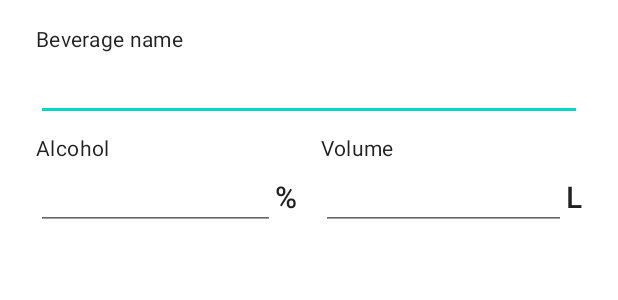
After one commit to JohnyDaDeveloper/CheersV4, an Android app: the layout dialog_new_counter.xml on its own in the app's theme, with its tools: preview values and no code run, on a phone screen of 412 x 824 dp. The commit adds this screen. Shown: the top 300 px of the screen. Run offline under Robolectric (Android 15) with nearby library versions, the phone set to English and light mode, and no system bars.

Commit message:
Add NewCounterDialog

```diff
--- a/app/src/main/java/cz/johnyapps/cheers/beveragedatabase/dao/CounterDao.kt
+++ b/app/src/main/java/cz/johnyapps/cheers/beveragedatabase/dao/CounterDao.kt
@@ -1,6 +1,7 @@
 package cz.johnyapps.cheers.beveragedatabase.dao
 
 import androidx.room.*
+import cz.johnyapps.cheers.beveragedatabase.dto.CounterAndBeverageDbEntity
 import cz.johnyapps.cheers.beveragedatabase.dto.CounterDbEntity
 import kotlinx.coroutines.flow.Flow
 
@@ -12,6 +13,7 @@ interface CounterDao {
     @Update
     fun update(counter: CounterDbEntity)
 
+    @Transaction
     @Query("SELECT * FROM counter_table WHERE id = :counterId")
-    fun get(counterId: Long): Flow<CounterDbEntity>
+    fun getWithBeverage(counterId: Long): Flow<CounterAndBeverageDbEntity>
 }
--- a/app/src/main/java/cz/johnyapps/cheers/beveragedatabase/dto/CategoryDbEntity.kt
+++ b/app/src/main/java/cz/johnyapps/cheers/beveragedatabase/dto/CategoryDbEntity.kt
@@ -8,7 +8,7 @@ import cz.johnyapps.cheers.Icon
 @Entity(tableName = "category_table")
 data class CategoryDbEntity(
     @PrimaryKey(autoGenerate = true)
-    val id: Int,
+    val id: Long,
     @ColumnInfo(name = "name")
     val name: String,
     @ColumnInfo(name = "icon")
--- a/app/src/main/java/cz/johnyapps/cheers/dto/Category.kt
+++ b/app/src/main/java/cz/johnyapps/cheers/dto/Category.kt
@@ -4,10 +4,12 @@ import cz.johnyapps.cheers.Icon
 import cz.johnyapps.cheers.beveragedatabase.dto.CategoryDbEntity
 
 data class Category(
+    val id: Long,
     val name: String,
     val icon: Icon
 ) {
     constructor(category: CategoryDbEntity): this(
+        category.id,
         category.name,
         category.icon
     )
--- /dev/null
+++ b/app/src/main/res/layout/dialog_new_counter.xml
@@ -0,0 +1,116 @@
+<?xml version="1.0" encoding="utf-8"?>
+<layout xmlns:android="http://schemas.android.com/apk/res/android"
+    xmlns:app="http://schemas.android.com/apk/res-auto">
+
+    <androidx.constraintlayout.widget.ConstraintLayout
+        android:layout_width="match_parent"
+        android:layout_height="wrap_content"
+        android:paddingStart="24dp"
+        android:paddingTop="16dp"
+        android:paddingEnd="24dp"
+        style="@style/Theme.AppCompat.Dialog">
+
+        <TextView
+            android:id="@+id/beverageNameLabel"
+            android:layout_width="match_parent"
+            android:layout_height="wrap_content"
+            android:labelFor="@id/beverageNameEditText"
+            app:layout_constraintStart_toStartOf="parent"
+            app:layout_constraintTop_toTopOf="parent"
+            app:layout_constraintEnd_toEndOf="parent"
+            app:layout_constraintBottom_toTopOf="@id/beverageNameEditText"
+            android:textAppearance="@style/TextAppearance.MaterialComponents.Body2"
+            android:text="@string/beverage_name_label" />
+
+        <EditText
+            android:id="@+id/beverageNameEditText"
+            android:layout_width="match_parent"
+            android:layout_height="wrap_content"
+            android:importantForAutofill="no"
+            android:inputType="textNoSuggestions|textCapSentences"
+            android:lines="1"
+            android:maxLines="1"
+            app:layout_constraintStart_toStartOf="parent"
+            app:layout_constraintTop_toBottomOf="@id/beverageNameLabel"
+            app:layout_constraintEnd_toEndOf="parent"
+            app:layout_constraintBottom_toTopOf="parent" />
+
+        <androidx.constraintlayout.widget.Guideline
+            android:id="@+id/guideline"
+            android:layout_width="wrap_content"
+            android:layout_height="wrap_content"
+            android:orientation="vertical"
+            app:layout_constraintGuide_percent="0.5" />
+
+        <TextView
+            android:id="@+id/alcoholLabel"
+            android:layout_width="0dp"
+            android:layout_height="wrap_content"
+            android:labelFor="@id/alcoholEditText"
+            android:layout_marginEnd="8dp"
+            android:layout_marginTop="8dp"
+            app:layout_constraintStart_toStartOf="parent"
+            app:layout_constraintTop_toBottomOf="@id/beverageNameEditText"
+            app:layout_constraintEnd_toStartOf="@id/guideline"
+            app:layout_constraintBottom_toTopOf="@id/alcoholEditText"
+            android:textAppearance="@style/TextAppearance.MaterialComponents.Body2"
+            android:text="@string/alcohol" />
+
+        <EditText
+            android:id="@+id/alcoholEditText"
+            android:layout_width="0dp"
+            android:layout_height="wrap_content"
+            android:gravity="end"
+            android:inputType="number"
+            app:layout_constraintStart_toStartOf="@id/alcoholLabel"
+            app:layout_constraintEnd_toStartOf="@id/percentLabel"
+            app:layout_constraintTop_toBottomOf="@id/alcoholLabel"
+            android:importantForAutofill="no" />
+
+        <TextView
+            android:id="@+id/percentLabel"
+            android:layout_width="wrap_content"
+            android:layout_height="wrap_content"
+            android:textAppearance="@style/TextAppearance.MaterialComponents.Headline6"
+            android:text="@string/percent"
+            app:layout_constraintStart_toEndOf="@id/alcoholEditText"
+            app:layout_constraintTop_toTopOf="@id/alcoholEditText"
+            app:layout_constraintEnd_toEndOf="@id/alcoholLabel"
+            app:layout_constraintBottom_toBottomOf="@id/alcoholEditText" />
+
+        <TextView
+            android:id="@+id/volumeLabel"
+            android:layout_width="0dp"
+            android:layout_height="wrap_content"
+            android:labelFor="@id/volumeEditText"
+            android:layout_marginStart="8dp"
+            app:layout_constraintStart_toEndOf="@id/guideline"
+            app:layout_constraintTop_toTopOf="@id/alcoholLabel"
+            app:layout_constraintEnd_toEndOf="parent"
+            app:layout_constraintBottom_toTopOf="@id/volumeEditText"
+            android:textAppearance="@style/TextAppearance.MaterialComponents.Body2"
+            android:text="@string/volume" />
+
+        <EditText
+            android:id="@+id/volumeEditText"
+            android:layout_width="0dp"
+            android:layout_height="wrap_content"
+            android:gravity="end"
+            android:inputType="number"
+            app:layout_constraintStart_toStartOf="@id/volumeLabel"
+            app:layout_constraintEnd_toStartOf="@id/litersLabel"
+            app:layout_constraintTop_toBottomOf="@id/volumeLabel"
+            android:importantForAutofill="no" />
+
+        <TextView
+            android:id="@+id/litersLabel"
+            android:layout_width="wrap_content"
+            android:layout_height="wrap_content"
+            android:textAppearance="@style/TextAppearance.MaterialComponents.Headline6"
+            android:text="@string/liter"
+            app:layout_constraintStart_toEndOf="@id/volumeEditText"
+            app:layout_constraintTop_toTopOf="@id/volumeEditText"
+            app:layout_constraintEnd_toEndOf="@id/volumeLabel"
+            app:layout_constraintBottom_toBottomOf="@id/volumeEditText" />
+    </androidx.constraintlayout.widget.ConstraintLayout>
+</layout>
--- a/app/src/main/res/values/strings.xml
+++ b/app/src/main/res/values/strings.xml
@@ -4,4 +4,20 @@
     <string name="plus">+</string>
     <string name="minus">-</string>
     <string name="zero">0</string>
+    <string name="liter">L</string>
+    <string name="percent">%</string>
+
+    <string name="create">Create</string>
+    <string name="cancel">Cancel</string>
+
+
+    <string name="beverage_name_label">Beverage name</string>
+    <string name="alcohol">Alcohol</string>
+    <string name="volume">Volume</string>
+
+    <string name="dialog_new_counter_title">New counter</string>
+    <string name="dialog_new_counter_empty_name">Name must be at least 1 character long</string>
+    <string name="dialog_new_counter_volume_zero">Volume must be larger than 0</string>
+    <string name="dialog_new_counter_alcohol_zero">Alcohol must be at least 0</string>
+    <string name="dialog_new_counter_general_error">Something went wrong while creating new counter</string>
 </resources>
```
Also changed, not shown: app/src/main/java/cz/johnyapps/cheers/MainActivity.kt (+7 -1 lines), app/src/main/java/cz/johnyapps/cheers/beveragedatabase/BeverageDatabase.kt (+8 -1 lines), app/src/main/java/cz/johnyapps/cheers/beveragedatabase/dao/BeverageDao.kt (added, +12 -0 lines), app/src/main/java/cz/johnyapps/cheers/beveragedatabase/dto/BeverageDbEntity.kt (added, +38 -0 lines), app/src/main/java/cz/johnyapps/cheers/beveragedatabase/dto/CounterAndBeverageDbEntity.kt (added, +26 -0 lines), app/src/main/java/cz/johnyapps/cheers/beveragedatabase/dto/CounterDbEntity.kt (+6 -13 lines), app/src/main/java/cz/johnyapps/cheers/beveragerepository/BeverageRepository.kt (+4 -4 lines), app/src/main/java/cz/johnyapps/cheers/beveragerepository/ProductionBeverageRepository.kt (+8 -1 lines), app/src/main/java/cz/johnyapps/cheers/category/CategoryFragment.kt (+16 -0 lines), app/src/main/java/cz/johnyapps/cheers/category/CategoryViewModel.kt (+13 -13 lines), app/src/main/java/cz/johnyapps/cheers/counter/NewCounterDialog.kt (added, +105 -0 lines), app/src/main/java/cz/johnyapps/cheers/counter/dto/CounterEntity.kt (+14 -4 lines), app/src/main/java/cz/johnyapps/cheers/dto/Beverage.kt (added, +21 -0 lines), app/src/main/java/cz/johnyapps/cheers/dto/Counter.kt (+7 -4 lines).
